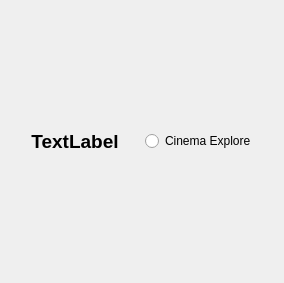
First picture: the form in Qt/Components/Resources/UI/pqCinemaTrack.ui, repository demarle/ParaView, before the edit.
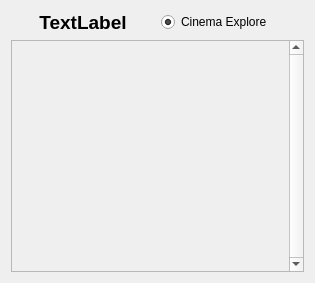
Second picture: the form after the edit.

Commit message: improve the layout of catalyst export dialog

```diff
--- a/Qt/Components/Resources/UI/pqCinemaTrack.ui
+++ b/Qt/Components/Resources/UI/pqCinemaTrack.ui
@@ -6,7 +6,7 @@
    <rect>
     <x>0</x>
     <y>0</y>
-    <width>284</width>
+    <width>315</width>
     <height>283</height>
    </rect>
   </property>
@@ -25,11 +25,12 @@
   <property name="windowTitle">
    <string>Form</string>
   </property>
-  <layout class="QGridLayout" name="gridLayout">
-   <item row="1" column="0">
-    <layout class="QVBoxLayout" name="verticalLayout">
+  <property name="toolTip">
+   <string>Specify values that the viewew app exposes here. </string>
+  </property>
+  <layout class="QVBoxLayout" name="verticalLayout_2">
      <item>
-      <layout class="QHBoxLayout" name="horizontalLayout">
+    <layout class="QHBoxLayout" name="horizontalLayout_2">
        <item>
         <widget class="QLabel" name="label">
          <property name="font">
@@ -55,11 +56,32 @@
          <property name="text">
           <string>Cinema Explore</string>
          </property>
+       <property name="checked">
+        <bool>true</bool>
+       </property>
         </widget>
        </item>
       </layout>
      </item>
-    </layout>
+   <item>
+    <widget class="QScrollArea" name="scrollArea">
+     <property name="verticalScrollBarPolicy">
+      <enum>Qt::ScrollBarAlwaysOn</enum>
+     </property>
+     <property name="widgetResizable">
+      <bool>true</bool>
+     </property>
+     <widget class="QWidget" name="scrollAreaWidgetContents_2">
+      <property name="geometry">
+       <rect>
+        <x>0</x>
+        <y>0</y>
+        <width>274</width>
+        <height>224</height>
+       </rect>
+      </property>
+     </widget>
+    </widget>
    </item>
   </layout>
  </widget>
```
Lines whose indentation alone changed are shown as unchanged. The commit also changes 4 other files.
